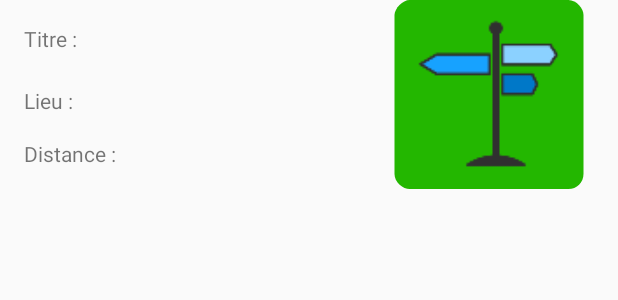
After one commit to LudovicGrosse/Room-App, an Android app: the layout activity_destination_listview.xml on its own in the app's theme, with its tools: preview values and no code run, on a phone screen of 412 x 824 dp. The commit adds this screen. Shown: the top 300 px of the screen. Run offline under Robolectric (Android 15) with nearby library versions, the phone set to English and light mode, and no system bars; network calls fail.

Commit message:
Listing avec template OK (erreur distance)

```diff
--- a/app/src/main/AndroidManifest.xml
+++ b/app/src/main/AndroidManifest.xml
@@ -19,7 +19,7 @@
                 <category android:name="android.intent.category.LAUNCHER" />
             </intent-filter>
         </activity>
-        <activity android:name=".Activity1" />
+        <activity android:name=".DestinationActivity" />
     </application>
 
 </manifest>
--- a/app/src/main/java/com/example/lg346/myapplication/Activity1Adaptater.java
+++ /dev/null
@@ -1,4 +0,0 @@
-package com.example.lg346.myapplication;
-
-public class Activity1Adaptater {
-}
--- /dev/null
+++ b/app/src/main/res/layout/activity_destination_listview.xml
@@ -0,0 +1,54 @@
+<?xml version="1.0" encoding="utf-8"?>
+<android.support.constraint.ConstraintLayout
+    xmlns:android="http://schemas.android.com/apk/res/android"
+    xmlns:tools="http://schemas.android.com/tools"
+    xmlns:app="http://schemas.android.com/apk/res-auto"
+    android:layout_width="match_parent"
+    android:layout_height="match_parent"
+    tools:context=".DestinationActivity">
+
+    <TextView
+        android:id="@+id/titre"
+        android:layout_width="178dp"
+        android:layout_height="33dp"
+        android:layout_marginStart="16dp"
+        android:layout_marginLeft="16dp"
+        android:layout_marginTop="16dp"
+        android:text="Titre :"
+        app:layout_constraintStart_toStartOf="parent"
+        app:layout_constraintTop_toTopOf="parent"
+        tools:text="Titre :" />
+
+    <TextView
+        android:id="@+id/lieu"
+        android:layout_width="175dp"
+        android:layout_height="27dp"
+        android:layout_marginStart="16dp"
+        android:layout_marginLeft="16dp"
+        android:layout_marginTop="8dp"
+        android:text="Lieu :"
+        app:layout_constraintStart_toStartOf="parent"
+        app:layout_constraintTop_toBottomOf="@+id/titre"
+        tools:text="Lieu :" />
+
+    <TextView
+        android:id="@+id/distance"
+        android:layout_width="177dp"
+        android:layout_height="28dp"
+        android:layout_marginStart="16dp"
+        android:layout_marginLeft="16dp"
+        android:layout_marginTop="8dp"
+        android:text="Distance : "
+        app:layout_constraintStart_toStartOf="parent"
+        app:layout_constraintTop_toBottomOf="@+id/lieu"
+        tools:text="Distance : " />
+    <ImageView
+        android:src="@mipmap/ic_launcher"
+        android:layout_width="172dp"
+        android:layout_height="126dp" tools:layout_editor_absoluteY="0dp"
+        android:id="@+id/img" app:layout_constraintEnd_toEndOf="parent"
+        app:layout_constraintStart_toEndOf="@+id/lieu"
+        android:layout_marginLeft="8dp" android:layout_marginStart="8dp"
+        app:layout_constraintHorizontal_bias="1.0"
+        tools:ignore="MissingConstraints" />
+</android.support.constraint.ConstraintLayout>
```
Also changed, not shown: app/src/main/java/com/example/lg346/myapplication/Destination.java (deleted, +0 -86 lines), app/src/main/java/com/example/lg346/myapplication/DestinationActivity.java (+36 -25 lines), app/src/main/java/com/example/lg346/myapplication/DestinationAdaptater.java (added, +78 -0 lines), app/src/main/java/com/example/lg346/myapplication/DestinationClass.java (added, +98 -0 lines), app/src/main/java/com/example/lg346/myapplication/MainActivity.java (+4 -6 lines), app/src/main/res/layout/activity_1.xml (deleted, +0 -21 lines), app/src/main/res/layout/activity_destination.xml (added, +15 -0 lines).
